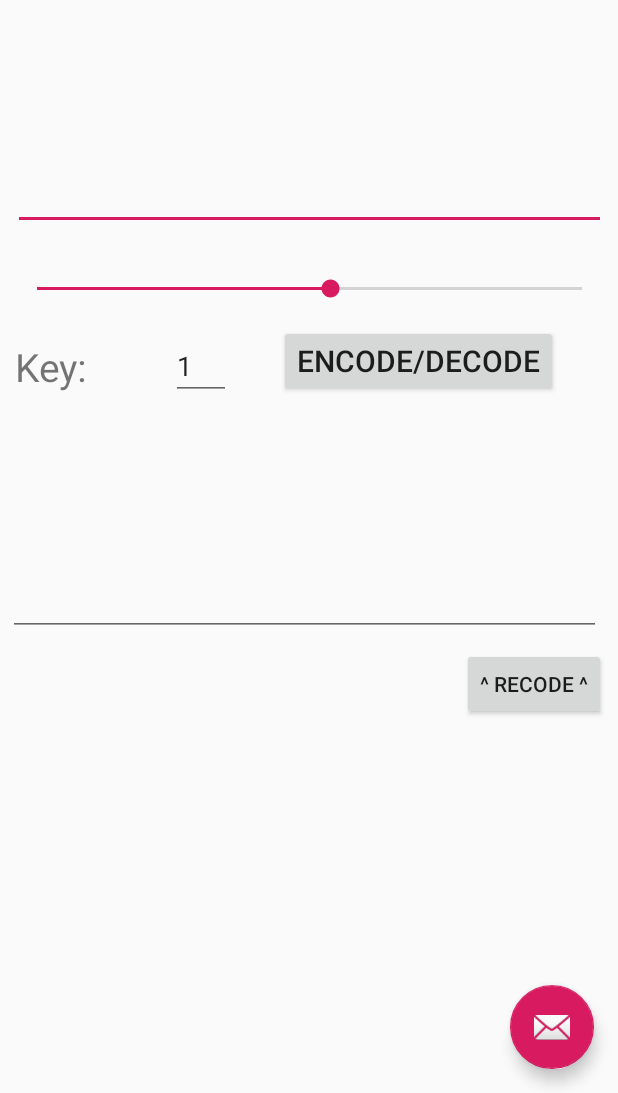
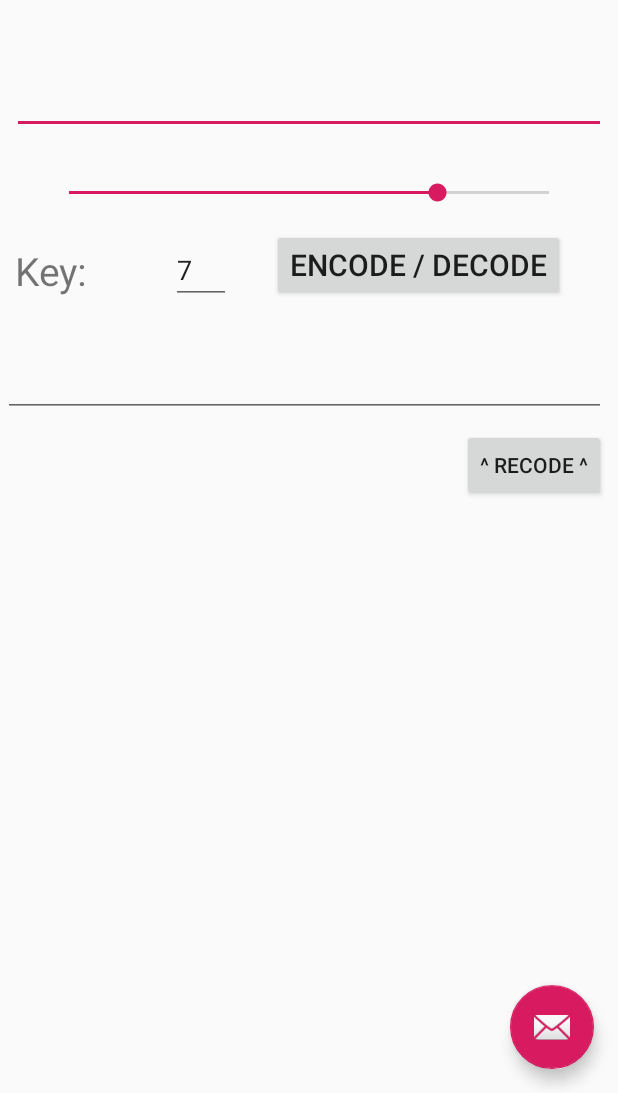
Before and after one commit to ToddJMullen/LearnJavaEasyWay, an Android app: the screen it shows after launch (MainActivity), on a phone screen of 412 x 824 dp, the part 143-1236 px from its top. Run offline under Robolectric (Android 15) with nearby library versions, the phone set to English and light mode, and no system bars.

Commit message:
SM Android, Close soft keyboard on encoding & adjust some element margins

```diff
--- a/SecretMessages2/app/src/main/java/com/example/secretmessages/MainActivity.java
+++ b/SecretMessages2/app/src/main/java/com/example/secretmessages/MainActivity.java
@@ -1,5 +1,6 @@
 package com.example.secretmessages;
 
+import android.content.Context;
 import android.content.Intent;
 import android.os.Bundle;
 
@@ -12,6 +13,7 @@ import androidx.appcompat.widget.Toolbar;
 import android.view.View;
 import android.view.Menu;
 import android.view.MenuItem;
+import android.view.inputmethod.InputMethodManager;
 import android.widget.Button;
 import android.widget.EditText;
 import android.widget.SeekBar;
@@ -21,6 +23,8 @@ import java.text.DateFormat;
 import java.util.Date;
 
 public class MainActivity extends AppCompatActivity{
+
+	InputMethodManager imm;
 
 	EditText tiKey;
 	EditText taInput;
@@ -35,6 +39,8 @@ public class MainActivity extends AppCompatActivity{
 		setContentView(R.layout.activity_main);
 		Toolbar toolbar = findViewById(R.id.toolbar);
 		setSupportActionBar(toolbar);
+
+		imm	= (InputMethodManager) getSystemService(Context.INPUT_METHOD_SERVICE);
 
 		tiKey		= (EditText)	findViewById(R.id.tiKey);
 		taInput		= (EditText)	findViewById(R.id.taInput);
@@ -56,6 +62,7 @@ public class MainActivity extends AppCompatActivity{
 				int key = Integer.parseInt(tiKey.getText().toString());
 //				taOutput.setText( tiKey.getText().toString() );// << for testing
 				encode( key );
+				imm.hideSoftInputFromWindow( view.getWindowToken(), InputMethodManager.HIDE_IMPLICIT_ONLY );
 			}
 		});
 		btnRecode.setOnClickListener(new View.OnClickListener(){
--- a/SecretMessages2/app/src/main/res/layout/content_main.xml
+++ b/SecretMessages2/app/src/main/res/layout/content_main.xml
@@ -23,18 +23,17 @@
 
     <EditText
         android:id="@+id/taInput"
-        android:layout_width="395dp"
+        android:layout_width="0dp"
         android:layout_height="wrap_content"
         android:layout_marginStart="8dp"
         android:layout_marginLeft="8dp"
         android:layout_marginTop="44dp"
         android:layout_marginEnd="8dp"
         android:layout_marginRight="8dp"
-        android:width="100dp"
         android:ems="10"
         android:gravity="start|top"
         android:inputType="textMultiLine"
-        android:lines="4"
+        android:maxLines="7"
         app:layout_constraintEnd_toEndOf="parent"
         app:layout_constraintStart_toStartOf="parent"
         app:layout_constraintTop_toBottomOf="@+id/lblAppTitle"
@@ -42,16 +41,16 @@
 
     <SeekBar
         android:id="@+id/slKey"
-        android:layout_width="395dp"
+        android:layout_width="0dp"
         android:layout_height="wrap_content"
         android:layout_margin="30dp"
-        android:layout_marginStart="16dp"
-        android:layout_marginLeft="16dp"
+        android:layout_marginStart="8dp"
+        android:layout_marginLeft="8dp"
         android:layout_marginTop="7dp"
-        android:layout_marginEnd="16dp"
-        android:layout_marginRight="16dp"
+        android:layout_marginEnd="8dp"
+        android:layout_marginRight="8dp"
         android:max="26"
-        android:progress="14"
+        android:progress="20"
         app:layout_constraintEnd_toEndOf="parent"
         app:layout_constraintStart_toStartOf="parent"
         app:layout_constraintTop_toBottomOf="@+id/taInput"
@@ -71,7 +70,6 @@
 
     <EditText
         android:id="@+id/tiKey"
-        android:text="1"
         android:layout_width="40dp"
         android:layout_height="45dp"
         android:layout_marginStart="20dp"
@@ -79,6 +77,7 @@
         android:layout_marginTop="20dp"
         android:ems="10"
         android:inputType="number"
+        android:text="7"
         app:layout_constraintStart_toEndOf="@+id/lblKey"
         app:layout_constraintTop_toBottomOf="@+id/slKey" />
 
@@ -89,7 +88,7 @@
         android:layout_marginTop="15dp"
         android:layout_marginEnd="8dp"
         android:layout_marginRight="8dp"
-        android:text="Encode/Decode"
+        android:text="Encode / Decode"
         android:textSize="20dp"
         app:layout_constraintEnd_toEndOf="parent"
         app:layout_constraintStart_toEndOf="@+id/tiKey"
@@ -98,18 +97,17 @@
 
     <EditText
         android:id="@+id/taOutput"
-        android:layout_width="395dp"
+        android:layout_width="0dp"
         android:layout_height="wrap_content"
         android:layout_marginStart="2dp"
         android:layout_marginLeft="2dp"
-        android:layout_marginTop="50dp"
+        android:layout_marginTop="32dp"
         android:layout_marginEnd="8dp"
         android:layout_marginRight="8dp"
-        android:width="100dp"
         android:ems="10"
         android:gravity="start|top"
         android:inputType="textLongMessage|textMultiLine|textNoSuggestions"
-        android:lines="4"
+        android:maxLines="7"
         app:layout_constraintEnd_toEndOf="parent"
         app:layout_constraintStart_toStartOf="parent"
         app:layout_constraintTop_toBottomOf="@+id/btnEncode"
```
